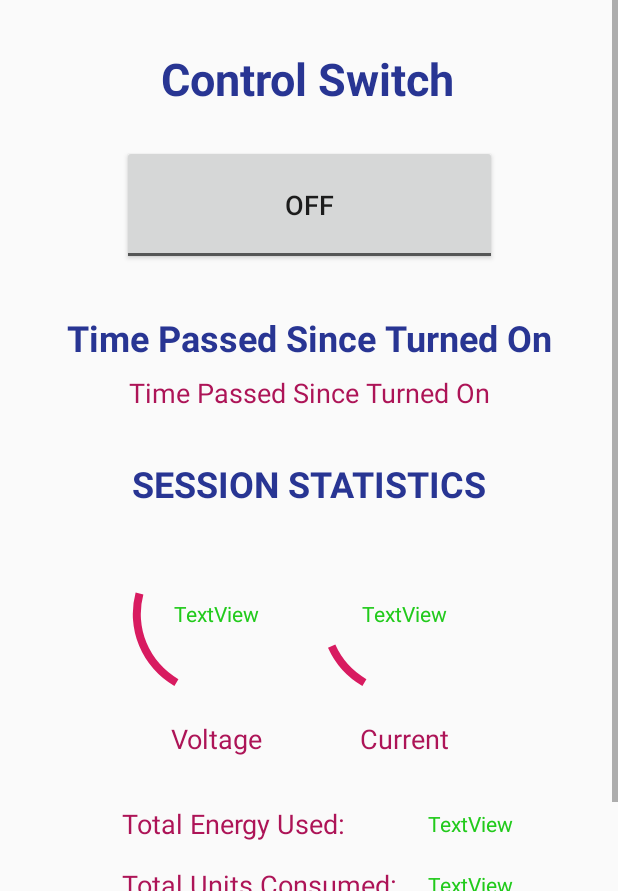
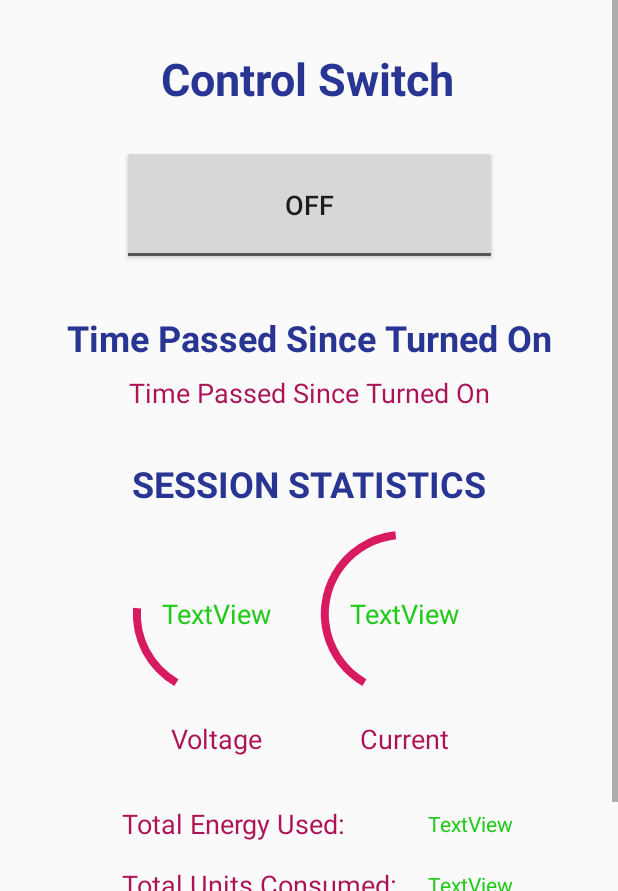
Before and after one commit to blueshack112/SwitchMe, an Android app: the screen it shows after launch (HomeActivity), after a tap on "LOGIN", on a phone screen of 412 x 824 dp, the part 345-1236 px from its top. Run offline under Robolectric (Android 15) with nearby library versions, the phone set to English and light mode, and no system bars; our stand-ins replace Volley; network calls fail.

Commit message:
swtiching added

```diff
--- a/app/src/main/java/com/example/switchme/HomeActivity.java
+++ b/app/src/main/java/com/example/switchme/HomeActivity.java
@@ -5,7 +5,9 @@ import android.os.AsyncTask;
 import android.os.Bundle;
 import android.util.Log;
 import android.view.View;
+import android.widget.ProgressBar;
 import android.widget.TextView;
+import android.widget.Toast;
 import android.widget.ToggleButton;
 
 import androidx.appcompat.app.AppCompatActivity;
@@ -32,6 +34,10 @@ public class HomeActivity extends AppCompatActivity {
     private TextView     tvTimePassed;
     private ListUpdater  updateList;
     private Calendar     calendar;
+    private ProgressBar voltsBar;
+    private ProgressBar ampsBar;
+    private TextView voltsText, ampsText, powerUsed, amountGenerated, unitsConsumed;
+    private int relayID;
 
     @Override
     protected void onCreate(Bundle savedInstanceState) {
@@ -40,8 +46,16 @@ public class HomeActivity extends AppCompatActivity {
 
         tbSwitch = findViewById(R.id.switcher_tb);
         tvTimePassed = findViewById(R.id.time_passed_tv);
+        voltsBar = findViewById(R.id.volt_progress);
+        ampsBar = findViewById(R.id.amp_progress);
+        voltsText = findViewById(R.id.volt_units_tv);
+        ampsText = findViewById(R.id.amp_units_tv);
+        powerUsed = findViewById(R.id.power_tv);
+        unitsConsumed = findViewById(R.id.units_consumed_tv);
+        amountGenerated = findViewById(R.id.amount_generated_tv);
 
         context = this;
+        relayID = 1; // Change this to adopt based on relay...
 
         // Execute Thread
         // Thread to keep updating the list
@@ -54,11 +68,13 @@ public class HomeActivity extends AppCompatActivity {
             @Override
             public void onClick(View v) {
                 String url = MainActivity.URL + "/switchState.php";
+
                 Response.Listener listener = new Response.Listener() {
                     @Override
                     public void onResponse(Object response) {
                         try {
                             //JSONObject authResponse = new JSONObject(response.toString());
+                            Log.d("CHECKRESPONSE", "onClick: " + response.toString());
                         } catch (Exception e) {
                             e.printStackTrace();
                         }
@@ -86,6 +102,7 @@ public class HomeActivity extends AppCompatActivity {
                         Map<String, String> param = new HashMap<>();
                         //Put user ID and password in data set
                         Calendar t = Calendar.getInstance();
+                        param.put("id", Integer.toString(relayID));
                         param.put("state", finalNewCheckedState);
                         param.put("time", "" + t.get(Calendar.YEAR) + "-" + t.get(Calendar.MONTH) + "-" + t.get(Calendar.DATE) + " " + t.get(Calendar.HOUR) + ":" + t.get(Calendar.MINUTE) + ":" + t.get(Calendar.SECOND));
                         return param;
@@ -136,7 +153,6 @@ public class HomeActivity extends AppCompatActivity {
 
             // The infinite loop that will keep running and check for updates
             while (infinite) {
-
                 String url = MainActivity.URL + "/getState.php";
                 Response.Listener listener = new Response.Listener() {
                     @Override
@@ -150,6 +166,15 @@ public class HomeActivity extends AppCompatActivity {
                             if (state.equals("OFF")) {
                                 updateTimePassed("Switch is OFF.");
                                 switchTB(false);
+
+                                // Update States
+                                voltsBar.setProgress(0);
+                                voltsText.setText(0 + "V");
+                                ampsBar.setProgress(0);
+                                ampsText.setText(0 + " A");
+                                powerUsed.setText(0 + " Watts");
+                                unitsConsumed.setText(0 + " KWh");
+                                amountGenerated.setText(0.00 + " Rs.");
                             } else {
                                 switchTB(true);
                                 long diff = Calendar.getInstance().getTime().getTime() - Math.abs(updated.getTime());
@@ -159,6 +184,22 @@ public class HomeActivity extends AppCompatActivity {
                                         calendar.get(Calendar.HOUR)) + " Hours | " + calendar.get(Calendar.MINUTE) + " Minutes | " +
                                         calendar.get(Calendar.SECOND) + " Seconds";
                                 updateTimePassed(message);
+
+                                // Add code for the next variables
+                                double volts = jsonresponse.getDouble("volts");
+                                double amps = jsonresponse.getDouble("amps");
+                                double power = jsonresponse.getDouble("power");
+                                double energy = jsonresponse.getDouble("energy");
+                                double cost = jsonresponse.getDouble("cost");
+
+                                // Update States
+                                voltsBar.setProgress((int)volts);
+                                voltsText.setText(volts + "V");
+                                ampsBar.setProgress((int)amps);
+                                ampsText.setText(amps + " A");
+                                powerUsed.setText(power + " Watts");
+                                unitsConsumed.setText(energy + " KWh");
+                                amountGenerated.setText(cost + " Rs.");
                             }
                         } catch (Exception e) {
                             e.printStackTrace();
@@ -177,6 +218,7 @@ public class HomeActivity extends AppCompatActivity {
                     @Override
                     protected Map<String, String> getParams() throws AuthFailureError {
                         Map<String, String> param = new HashMap<>();
+                        // TODO: Create id functinality here
                         return param;
                     }
                 };
@@ -191,6 +233,7 @@ public class HomeActivity extends AppCompatActivity {
                 } catch (InterruptedException e) {
                     e.printStackTrace();
                 }
+
             }
             return null;
         }
--- a/app/src/main/java/com/example/switchme/MainActivity.java
+++ b/app/src/main/java/com/example/switchme/MainActivity.java
@@ -15,7 +15,8 @@ import android.widget.EditText;
 
 public class MainActivity extends AppCompatActivity {
 
-    public static final String URL = "http://192.168.18.4/SwitchMe";
+    // Change the IP ADDRESS HERE!!! Set it to Macbook's IP Address
+    public static final String URL = "http://192.168.0.103/SwitchMe";
     private EditText etUsername;
     private EditText etPassword;
     private Button   btnSubmit;
--- a/app/src/main/res/layout/activity_home.xml
+++ b/app/src/main/res/layout/activity_home.xml
@@ -46,9 +46,9 @@
             android:text="TextView"
             android:textColor="#21CA1B"
             app:layout_constraintBottom_toBottomOf="@+id/time_passed_tv3"
-            app:layout_constraintEnd_toEndOf="@+id/energy_used_tv"
+            app:layout_constraintEnd_toEndOf="@+id/power_tv"
             app:layout_constraintHorizontal_bias="0.0"
-            app:layout_constraintStart_toStartOf="@+id/energy_used_tv"
+            app:layout_constraintStart_toStartOf="@+id/power_tv"
             app:layout_constraintTop_toTopOf="@+id/time_passed_tv3" />
 
         <TextView
@@ -59,13 +59,13 @@
             android:text="TextView"
             android:textColor="#21CA1B"
             app:layout_constraintBottom_toBottomOf="@+id/time_passed_tv5"
-            app:layout_constraintEnd_toEndOf="@+id/energy_used_tv"
+            app:layout_constraintEnd_toEndOf="@+id/power_tv"
             app:layout_constraintHorizontal_bias="0.0"
-            app:layout_constraintStart_toStartOf="@+id/energy_used_tv"
+            app:layout_constraintStart_toStartOf="@+id/power_tv"
             app:layout_constraintTop_toTopOf="@+id/time_passed_tv5" />
 
         <TextView
-            android:id="@+id/energy_used_tv"
+            android:id="@+id/power_tv"
             android:layout_width="wrap_content"
             android:layout_height="wrap_content"
             android:layout_marginStart="50dp"
@@ -185,7 +185,7 @@
                     style="?android:attr/progressBarStyleHorizontal"
                     android:layout_width="125dp"
                     android:layout_height="125dp"
-                    android:max="240"
+                    android:max="280"
                     android:progress="50"
                     android:progressDrawable="@drawable/circular_bar"
                     android:rotation="120"
@@ -202,7 +202,8 @@
                     android:layout_height="125dp"
                     android:gravity="center"
                     android:text="TextView"
-                    android:textColor="#21CA1B" />
+                    android:textColor="#21CA1B"
+                    android:textSize="18sp" />
             </FrameLayout>
 
             <TextView
@@ -241,8 +242,8 @@
                     style="?android:attr/progressBarStyleHorizontal"
                     android:layout_width="125dp"
                     android:layout_height="125dp"
-                    android:max="50"
-                    android:progress="5"
+                    android:max="5"
+                    android:progress="2"
                     android:progressDrawable="@drawable/circular_bar"
                     android:rotation="120"
                     app:layout_constraintBottom_toBottomOf="parent"
@@ -256,7 +257,8 @@
                     android:layout_height="125dp"
                     android:gravity="center"
                     android:text="TextView"
-                    android:textColor="#21CA1B" />
+                    android:textColor="#21CA1B"
+                    android:textSize="18sp" />
             </FrameLayout>
 
             <TextView
```
